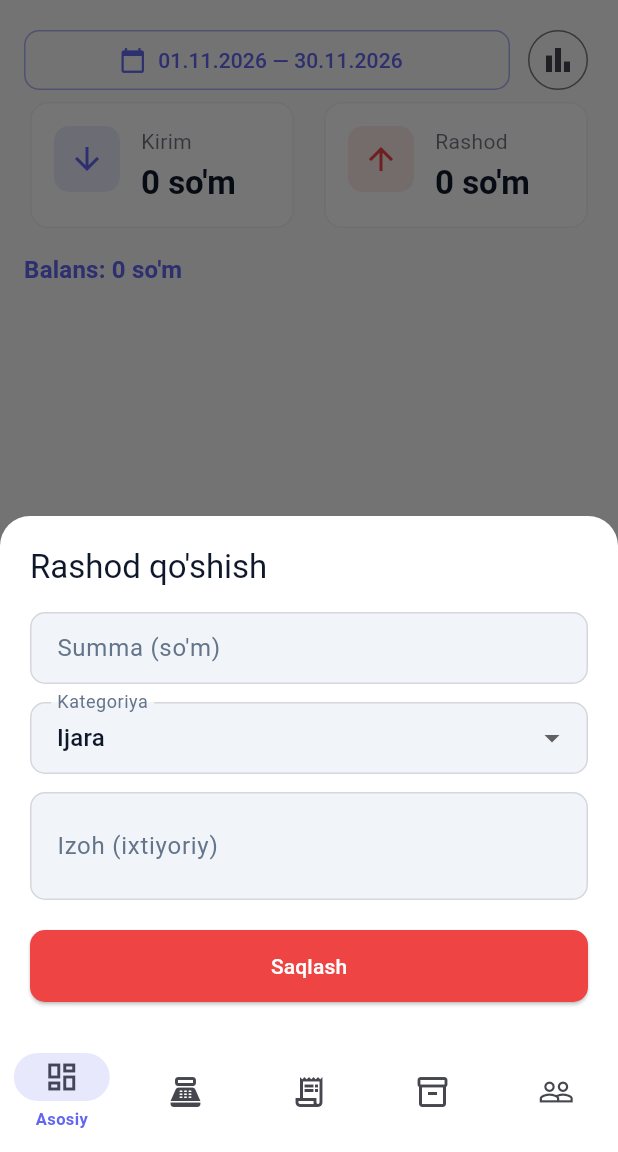
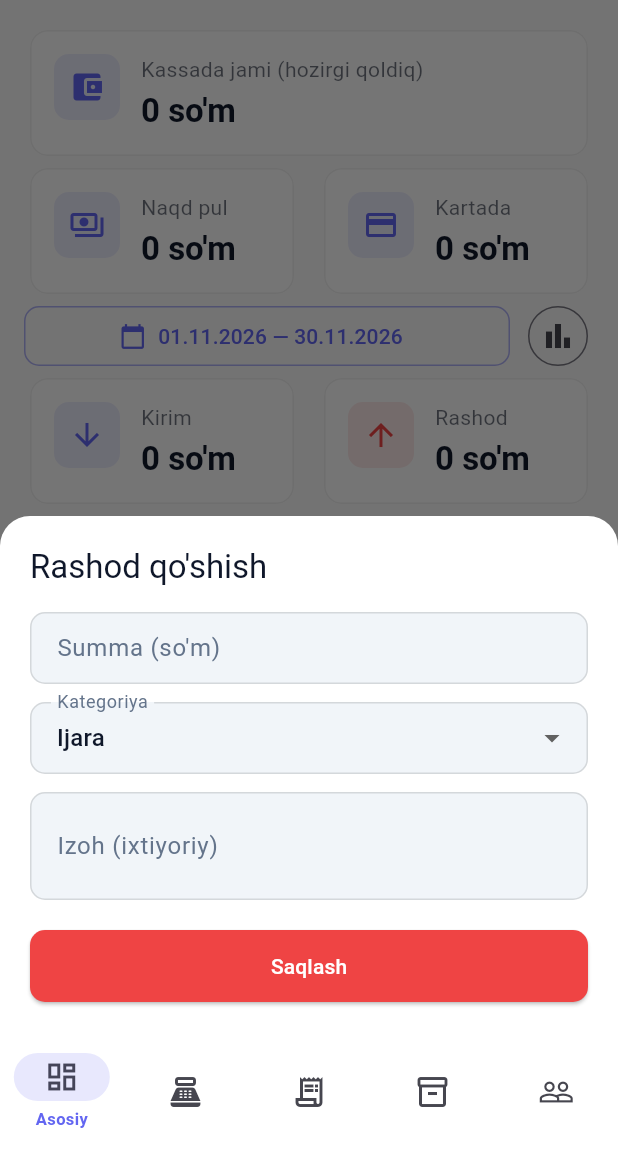
Before and after one commit to abdurakmgofurov-Pro/Ustun-Dokon, a Flutter app: the CashScreen screen opened by its route, after a tap on "Rashod", on a phone screen of 412 x 824 dp, the part 84-1236 px from its top. Run offline on Flutter 3.47's test engine with Material 3 defaults, Android fonts, the phone set to English and light mode, and no system bars; our stand-ins replace fl_chart, flutter_dotenv, flutter_riverpod, go_router, image_picker, open_filex and 4 more; missing offline and left inert: esc_pos_utils_plus, google_mlkit_text_recognition, mobile_scanner, print_bluetooth_thermal; accounts and stored records are empty; network calls fail.

Commit message:
1.1.3: kassada jami qoldiq, naqd va karta kartalari; kassa provayderlari har safar yangilanadi
Co-Authored-By: Claude Sonnet 5.5 <noreply@anthropic.com>

```diff
--- a/app/lib/providers/cash_provider.dart
+++ b/app/lib/providers/cash_provider.dart
@@ -12,7 +12,7 @@ final cashFilterProvider = StateProvider<SalesFilter>((ref) {
 });
 
 final cashTransactionsProvider =
-    FutureProvider<List<CashTransaction>>((ref) async {
+    FutureProvider.autoDispose<List<CashTransaction>>((ref) async {
   final filter = ref.watch(cashFilterProvider);
   final data = await sb
       .from('cash_transactions')
@@ -23,7 +23,8 @@ final cashTransactionsProvider =
   return (data as List).map((e) => CashTransaction.fromMap(e)).toList();
 });
 
-final cashSummaryProvider = Provider<({double kirim, double rashod})>((ref) {
+final cashSummaryProvider =
+    Provider.autoDispose<({double kirim, double rashod})>((ref) {
   final list = ref.watch(cashTransactionsProvider).valueOrNull ?? [];
   final kirim = list
       .where((e) => e.type == CashType.kirim)
@@ -32,6 +33,59 @@ final cashSummaryProvider = Provider<({double kirim, double rashod})>((ref) {
       .where((e) => e.type == CashType.rashod)
       .fold<double>(0, (s, e) => s + e.amount);
   return (kirim: kirim, rashod: rashod);
+});
+
+/// Kassadagi hozirgi qoldiq (barcha davr, filtrdan mustaqil): jami, naqd, karta.
+/// Karta — bekor qilinmagan karta savdolari yig'indisi; naqd = jami − karta
+/// (qo'lda kiritilgan kirim, qarz to'lovlari va naqd savdolar, rashodlar
+/// ayirilgan holda).
+class CashOnHand {
+  final double total;
+  final double card;
+  const CashOnHand({required this.total, required this.card});
+
+  double get cash => total - card;
+}
+
+Future<List<Map<String, dynamic>>> _fetchAll(
+    Future<List<dynamic>> Function(int from, int to) page) async {
+  const pageSize = 1000;
+  final rows = <Map<String, dynamic>>[];
+  for (var from = 0;; from += pageSize) {
+    final chunk = await page(from, from + pageSize - 1);
+    rows.addAll(chunk.cast<Map<String, dynamic>>());
+    if (chunk.length < pageSize) break;
+  }
+  return rows;
+}
+
+final cashOnHandProvider =
+    FutureProvider.autoDispose<CashOnHand>((ref) async {
+  // Yozuv qo'shilsa/o'chirilsa (cashTransactionsProvider yangilansa) qayta hisoblanadi.
+  ref.watch(cashTransactionsProvider);
+
+  final tx = await _fetchAll((from, to) => sb
+      .from('cash_transactions')
+      .select('type, amount')
+      .order('id')
+      .range(from, to));
+  var total = 0.0;
+  for (final r in tx) {
+    final amount = (r['amount'] as num).toDouble();
+    total += r['type'] == 'kirim' ? amount : -amount;
+  }
+
+  final card = await _fetchAll((from, to) => sb
+      .from('sales')
+      .select('total')
+      .eq('payment_type', 'karta')
+      .eq('is_cancelled', false)
+      .order('id')
+      .range(from, to));
+  final cardTotal =
+      card.fold<double>(0, (s, r) => s + (r['total'] as num).toDouble());
+
+  return CashOnHand(total: total, card: cardTotal);
 });
 
 /// Xarajatlar hisoboti ekranida tanlangan oy (har doim oyning 1-kuni).
--- a/app/lib/screens/cash/cash_screen.dart
+++ b/app/lib/screens/cash/cash_screen.dart
@@ -20,6 +20,7 @@ class CashScreen extends ConsumerWidget {
     final txAsync = ref.watch(cashTransactionsProvider);
     final summary = ref.watch(cashSummaryProvider);
     final balance = summary.kirim - summary.rashod;
+    final onHand = ref.watch(cashOnHandProvider).valueOrNull;
 
     return Scaffold(
       floatingActionButton: Row(
@@ -45,6 +46,40 @@ class CashScreen extends ConsumerWidget {
         children: [
           Padding(
             padding: const EdgeInsets.fromLTRB(16, 16, 16, 0),
+            child: Column(
+              children: [
+                StatCard(
+                  title: 'Kassada jami (hozirgi qoldiq)',
+                  value: onHand == null ? '...' : formatSum(onHand.total),
+                  icon: Icons.account_balance_wallet,
+                  color: AppColors.primary,
+                ),
+                Row(
+                  children: [
+                    Expanded(
+                      child: StatCard(
+                        title: 'Naqd pul',
+                        value: onHand == null ? '...' : formatSum(onHand.cash),
+                        icon: Icons.payments_outlined,
+                        color: AppColors.primary,
+                      ),
+                    ),
+                    const SizedBox(width: 12),
+                    Expanded(
+                      child: StatCard(
+                        title: 'Kartada',
+                        value: onHand == null ? '...' : formatSum(onHand.card),
+                        icon: Icons.credit_card,
+                        color: AppColors.primary,
+                      ),
+                    ),
+                  ],
+                ),
+              ],
+            ),
+          ),
+          Padding(
+            padding: const EdgeInsets.fromLTRB(16, 0, 16, 0),
             child: Row(
               children: [
                 Expanded(
@@ -115,7 +150,7 @@ class CashScreen extends ConsumerWidget {
             child: Align(
               alignment: Alignment.centerLeft,
               child: Text(
-                'Balans: ${formatSum(balance)}',
+                'Davr balansi: ${formatSum(balance)}',
                 style: Theme.of(context).textTheme.titleMedium?.copyWith(
                     fontWeight: FontWeight.bold,
                     color: balance >= 0 ? AppColors.primary : AppColors.danger),
--- a/app/pubspec.yaml
+++ b/app/pubspec.yaml
@@ -16,7 +16,7 @@ publish_to: 'none' # Remove this line if you wish to publish to pub.dev
 # https://developer.apple.com/library/archive/documentation/General/Reference/InfoPlistKeyReference/Articles/CoreFoundationKeys.html
 # In Windows, build-name is used as the major, minor, and patch parts
 # of the product and file versions while build-number is used as the build suffix.
-version: 1.1.2+4
+version: 1.1.3+5
 
 environment:
   sdk: ^3.12.2
```
